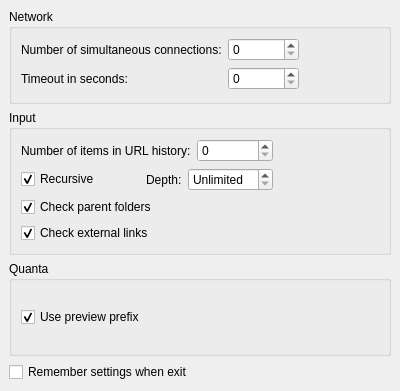
Before: the Qt Designer form src/ui/settings/configsearchdialog.ui in KDE/klinkstatus, drawn with Qt 5.
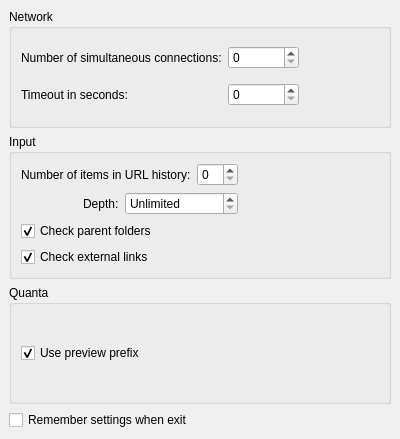
After: the same form once the commit is applied. Custom widgets are drawn as their Qt base class.

Commit message: Do not show things in the UI just because you can, aka don't map you code 1-1 to the UI: simplify the interface by removing the recursive check box, I guess a ping command would be simpler for non recursive...

Diff of the .ui file:
```diff
--- a/src/ui/settings/configsearchdialog.ui
+++ b/src/ui/settings/configsearchdialog.ui
@@ -6,7 +6,7 @@
     <x>0</x>
     <y>0</y>
     <width>400</width>
-    <height>391</height>
+    <height>439</height>
    </rect>
   </property>
   <layout class="QVBoxLayout" >
@@ -248,16 +248,6 @@
         <property name="bottomMargin" >
          <number>0</number>
         </property>
-        <item>
-         <widget class="QCheckBox" name="kcfg_RecursiveCheck" >
-          <property name="text" >
-           <string>Recursive</string>
-          </property>
-          <property name="checked" >
-           <bool>true</bool>
-          </property>
-         </widget>
-        </item>
         <item>
          <spacer>
           <property name="orientation" >
@@ -285,7 +275,7 @@
          <widget class="KIntSpinBox" name="kcfg_Depth" >
           <property name="minimumSize" >
            <size>
-            <width>85</width>
+            <width>113</width>
             <height>0</height>
            </size>
           </property>
```
Left out of the diff: 52 changed lines with no effect on the pictures. The commit also changes 3 other files.
